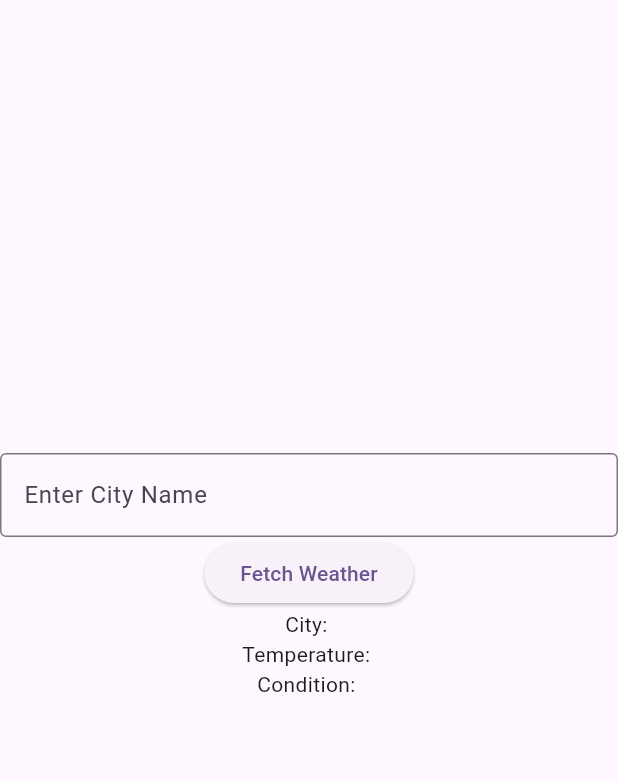
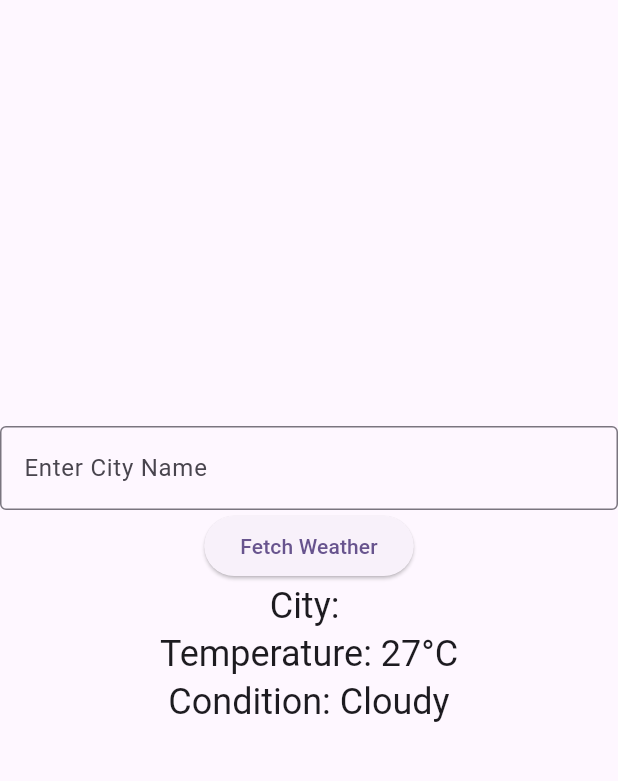
Before and after one commit to Ruhisawant/Weather-Info-App, a Flutter app: the screen it shows after launch, after a tap on "Fetch Weather", on a phone screen of 412 x 824 dp, the part 84-865 px from its top. Run offline on Flutter 3.47's test engine with Material 3 defaults, Android fonts, the phone set to English and light mode, and no system bars.

Commit message:
Simulated weather data for input city

```diff
--- a/lib/main.dart
+++ b/lib/main.dart
@@ -1,3 +1,4 @@
+import 'dart:math';
 import 'package:flutter/material.dart';
 
 void main() {
@@ -28,16 +29,15 @@ class MyHomePage extends StatefulWidget {
 }
 
 class _MyHomePageState extends State<MyHomePage> {
-  final TextEditingController _cityController = TextEditingController();
   String _cityName = '';
-  String _temperature = '';
-  String _weatherCondition = '';
+  String _temperature = '--';
+  String _weatherCondition = '--';
 
   void _fetchWeather() {
     setState(() {
-      _cityName = _cityController.text;
-      _temperature = '';
-      _weatherCondition = '';
+      _cityName = '';
+      _temperature = '${Random().nextInt(16) + 15}°C';
+      _weatherCondition = ['Sunny', 'Cloudy', 'Rainy'][Random().nextInt(3)];
     });
   }
 
@@ -52,9 +52,8 @@ class _MyHomePageState extends State<MyHomePage> {
         child: Column(
           mainAxisAlignment: MainAxisAlignment.center,
           children: [
-            TextField(
-              controller: _cityController,
-              decoration: const InputDecoration(
+            const TextField(
+              decoration: InputDecoration(
                 labelText: 'Enter City Name',
                 border: OutlineInputBorder(),
               ),
@@ -63,9 +62,9 @@ class _MyHomePageState extends State<MyHomePage> {
               onPressed: _fetchWeather,
               child: const Text('Fetch Weather'),
             ),
-            Text('City: '),
-            Text('Temperature: '),
-            Text('Condition: '),
+            Text('City: $_cityName', style: Theme.of(context).textTheme.headlineSmall),
+            Text('Temperature: $_temperature', style: Theme.of(context).textTheme.headlineSmall),
+            Text('Condition: $_weatherCondition', style: Theme.of(context).textTheme.headlineSmall),
           ],
         ),
       ),
```
